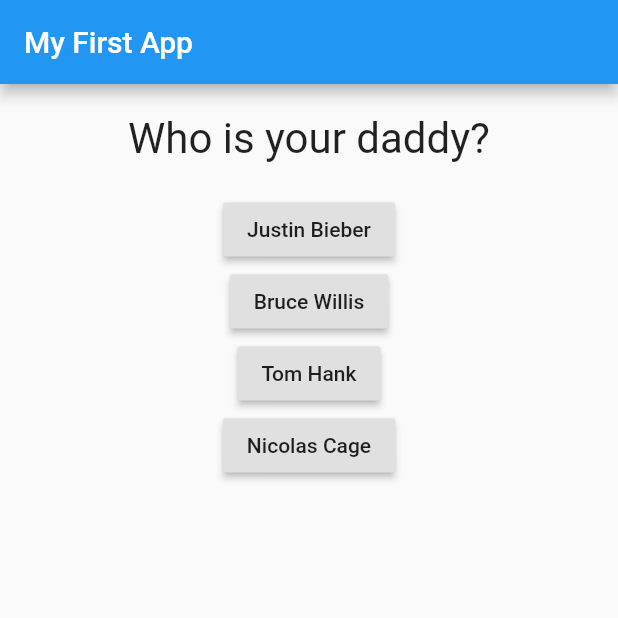
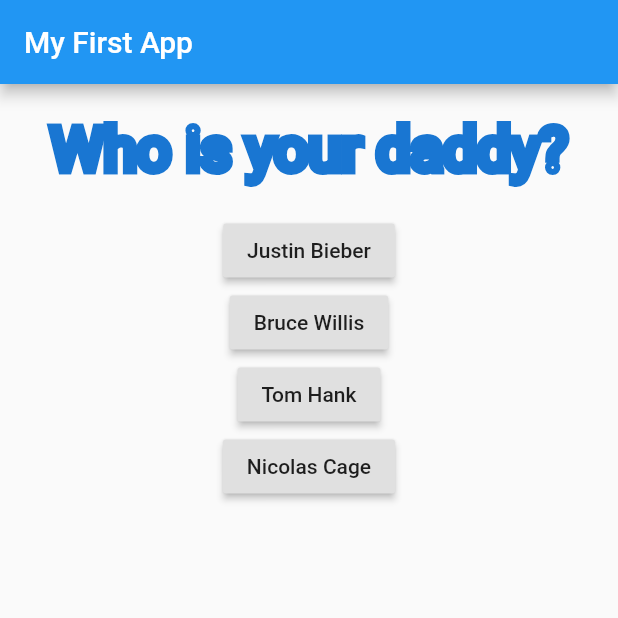
Before and after one commit to is200043/flutter_lab, a Flutter app: the screen it shows after launch, on a phone screen of 412 x 824 dp, the top half of it. Run offline on Flutter 3.47's test engine with Material 2 defaults, Android fonts, the phone set to English and light mode, and no system bars.

Commit message:
question

```diff
--- a/lib/main.dart
+++ b/lib/main.dart
@@ -1,4 +1,5 @@
 import 'package:flutter/material.dart';
+import './question.dart';
 
 void main() {
   runApp(MyApp());
@@ -31,15 +32,7 @@ class _MyAppState extends State<MyApp> {
           title: Text('My First App'),
         ),
         body: Column(children: <Widget>[
-          Container(
-            child: Text(
-              questions[_questionIndex],
-              style: TextStyle(fontSize: 28),
-              textAlign: TextAlign.center,
-            ),
-            width: double.infinity,
-            margin: EdgeInsets.all(20),
-          ),
+          Question(questions[_questionIndex]),
           RaisedButton(
             child: Text('Justin Bieber'),
             onPressed: () => print('I am clicking Justin Bieber'),
--- /dev/null
+++ b/lib/question.dart
@@ -0,0 +1,26 @@
+import 'package:flutter/material.dart';
+
+class Question extends StatelessWidget {
+
+  final String questionText;
+
+  Question(this.questionText);
+
+  Widget build(BuildContext context) {
+    return Container(
+      child: Text(
+        questionText,
+        style: TextStyle(
+          fontSize: 40,
+          foreground: Paint()
+            ..style = PaintingStyle.stroke
+            ..strokeWidth = 6
+            ..color = Colors.blue[700],
+        ),
+        textAlign: TextAlign.center,
+      ),
+      width: double.infinity,
+      margin: EdgeInsets.all(20),
+    );
+  }
+}
```
